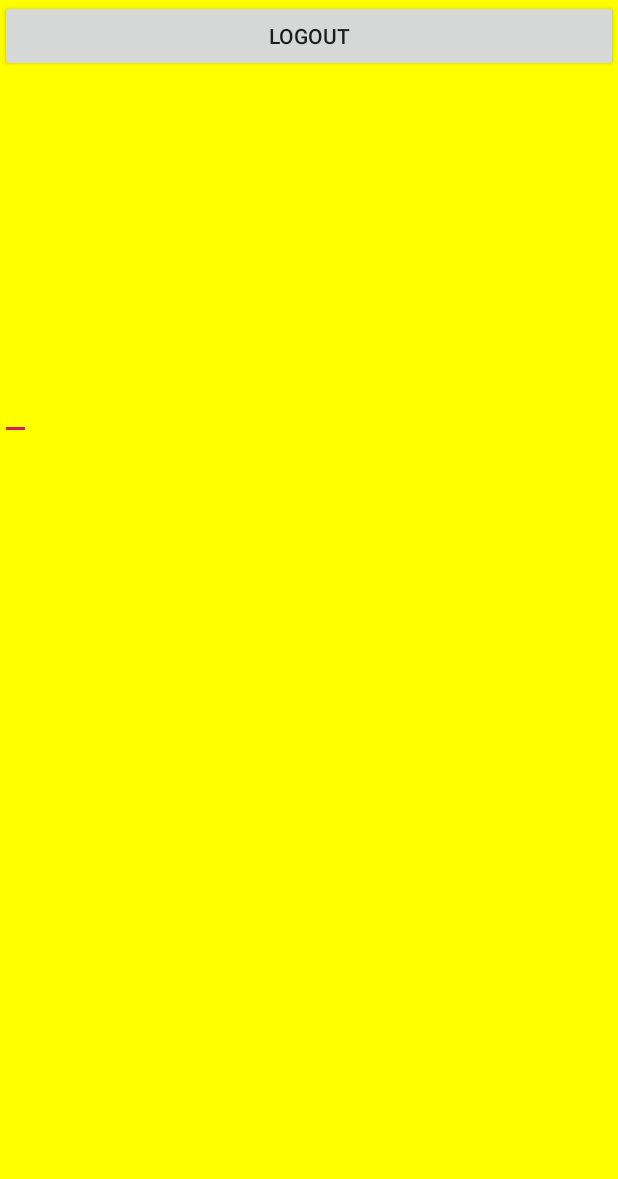
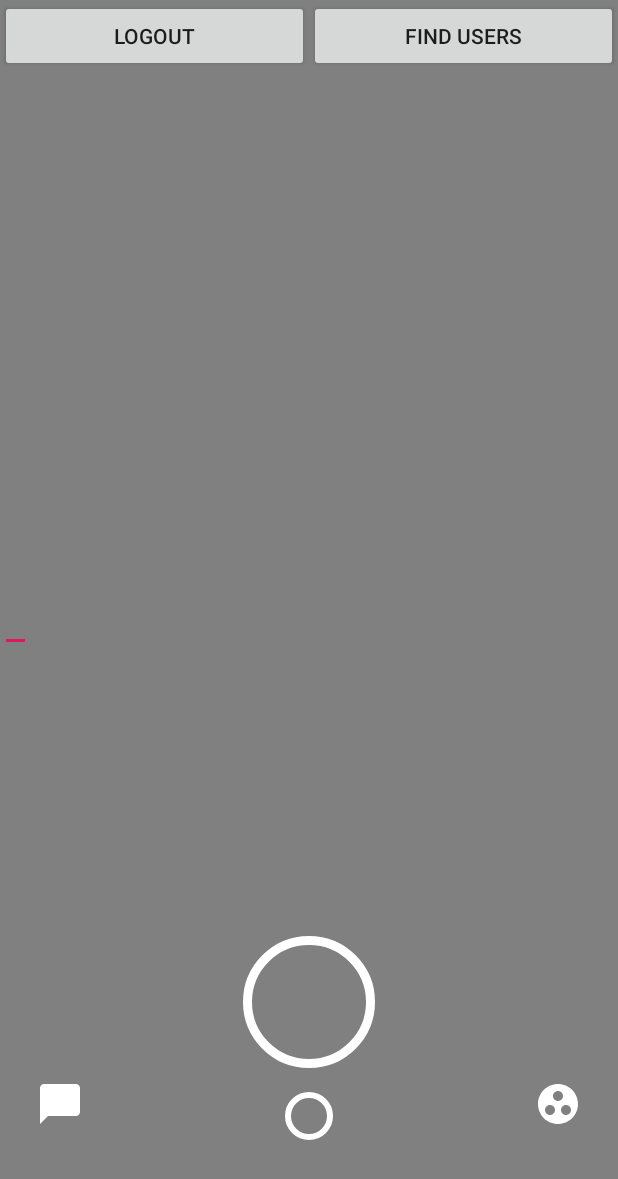
Before and after one commit to RohitJain88/SnapSongs, an Android app: the screen it shows after launch once a user with an empty profile is signed in (MainActivity), on a phone screen of 412 x 824 dp. Shown: the top 1179 px of the screen. Run offline under Robolectric (Android 15) with nearby library versions, the phone set to English and light mode, and no system bars; our stand-ins replace Firebase (no records; nobody signed in at launch, a user with empty details on screens opened directly).

Commit message:
Designed layout UI

```diff
--- a/app/build.gradle
+++ b/app/build.gradle
@@ -24,6 +24,7 @@ dependencies {
     implementation fileTree(include: ['*.jar'], dir: 'libs')
     implementation 'com.android.support:appcompat-v7:27.1.1'
     implementation 'com.android.support.constraint:constraint-layout:1.1.3'
+    implementation "com.android.support:design:27.1.1"
     testImplementation 'junit:junit:4.12'
     androidTestImplementation 'com.android.support.test:runner:1.0.2'
     androidTestImplementation 'com.android.support.test.espresso:espresso-core:3.0.2'
--- a/app/src/main/java/com/example/snapchat/MainActivity.java
+++ b/app/src/main/java/com/example/snapchat/MainActivity.java
@@ -1,5 +1,6 @@
 package com.example.snapchat;
 
+import android.support.design.widget.TabLayout;
 import android.support.v4.app.Fragment;
 import android.support.v4.app.FragmentManager;
 import android.support.v4.app.FragmentPagerAdapter;
@@ -9,28 +10,40 @@ import android.support.v7.app.AppCompatActivity;
 import android.os.Bundle;
 import android.view.View;
 
+import com.example.snapchat.view.SnapTabsView;
+
 public class MainActivity extends AppCompatActivity {
     FragmentPagerAdapter adapterViewPager;
+
     @Override
     protected void onCreate(Bundle savedInstanceState) {
         super.onCreate(savedInstanceState);
         setContentView(R.layout.activity_main);
-final View background=findViewById(R.id.background_view);
-        ViewPager viewPager=findViewById(R.id.viewPager);
-adapterViewPager=new MyPagerAdapter(getSupportFragmentManager());
+
+        final View background = findViewById(R.id.background_view);
+        ViewPager viewPager = findViewById(R.id.viewPager);
+        adapterViewPager = new MyPagerAdapter(getSupportFragmentManager());
         viewPager.setAdapter(adapterViewPager);
 
-final int colorBlue= ContextCompat.getColor(this,R.color.lightblue);
-final int colorPurple=ContextCompat.getColor(this,R.color.purple);
+        SnapTabsView snapTabsView=findViewById(R.id.snap_tabs);
+        snapTabsView.setUpWithViewPager(viewPager);
+
+        viewPager.setCurrentItem(1);
+
+
+        final int colorBlue = ContextCompat.getColor(this, R.color.lightblue);
+        final int colorPurple = ContextCompat.getColor(this, R.color.purple);
+
+        //TabLayout tabLayout=(TabLayout) findViewById(R.id.am_tab_layout);
+       // tabLayout.setupWithViewPager(viewPager);
 
         viewPager.addOnPageChangeListener(new ViewPager.OnPageChangeListener() {
             @Override
             public void onPageScrolled(int position, float positionOffset, int positionOffsetPixels) {
-        if(position==0){
+                if (position == 0) {
                     background.setBackgroundColor(colorBlue);
-            background.setAlpha(1-positionOffset);
-        }
-        else if(position==1){
+                    background.setAlpha(1 - positionOffset);
+                } else if (position == 1) {
                     background.setBackgroundColor(colorPurple);
                     background.setAlpha(positionOffset);
                 }
@@ -48,6 +61,7 @@ viewPager.addOnPageChangeListener(new ViewPager.OnPageChangeListener() {
         });
         viewPager.setCurrentItem(1);
     }
+
     public static class MyPagerAdapter extends FragmentPagerAdapter {
 
         public MyPagerAdapter(FragmentManager fm) {
@@ -66,6 +80,18 @@ viewPager.setCurrentItem(1);
 
             }
             return null;
+
+/*public CharSequence getPageTitle(int position){
+            switch (position){
+                case 0:
+                    return "Chat";
+                case 1:
+                    return "Search";
+                case 2:
+                    return "Stories";
+
+            }
+            return super.getPageTitle(position);*/
         }
 
         @Override
--- a/app/src/main/java/com/example/snapchat/MusicFragment.java
+++ b/app/src/main/java/com/example/snapchat/MusicFragment.java
@@ -44,6 +44,7 @@ public class MusicFragment extends Fragment {
         v.setMovementMethod(LinkMovementMethod.getInstance());
 
         Button mlogout = view.findViewById(R.id.logout);
+        Button mFindUsers = view.findViewById(R.id.findsUsers);
 //        Button mCapture= view.findViewById(R.id.capture);
         mlogout.setOnClickListener(new View.OnClickListener() {
             @Override
@@ -51,8 +52,23 @@ public class MusicFragment extends Fragment {
                 Logout();
             }
         });
+        mFindUsers.setOnClickListener(new View.OnClickListener() {
+            @Override
+            public void onClick(View view) {
+                FindUsers();
+            }
+        });
+        mlogout.setOnClickListener(new View.OnClickListener() {
+            @Override
+            public void onClick(View view) {
+                Logout();
+            }
+        });
+        return view;
+    }
 
-        return view;
+    private void FindUsers() {
+
     }
 
 
--- /dev/null
+++ b/app/src/main/java/com/example/snapchat/view/SnapTabsView.java
@@ -0,0 +1,156 @@
+package com.example.snapchat.view;
+
+import android.animation.ArgbEvaluator;
+import android.content.Context;
+import android.support.annotation.NonNull;
+import android.support.annotation.Nullable;
+import android.support.v4.content.ContextCompat;
+import android.support.v4.view.LayoutInflaterCompat;
+import android.support.v4.view.ViewPager;
+import android.util.AttributeSet;
+import android.util.TypedValue;
+import android.view.LayoutInflater;
+import android.view.View;
+import android.view.ViewTreeObserver;
+import android.widget.FrameLayout;
+import android.widget.ImageView;
+
+import com.example.snapchat.R;
+
+public class SnapTabsView extends FrameLayout implements ViewPager.OnPageChangeListener {
+
+    private ImageView mCenterImage;
+    private ImageView mStartImage;
+    private ImageView mEndImage;
+    private ImageView mBottomImage;
+    private View mIndicator;
+    private ArgbEvaluator mArgbEvaluator;
+    private int mCenterColor;
+    private int mSideColor;
+
+    private int mEndViewsTranslationX;
+    private int mIndicatorTranslationX;
+    private int mCenterTranslationY;
+
+
+    public SnapTabsView(@NonNull Context context) {
+        this(context,null);
+    }
+
+    public SnapTabsView(@NonNull Context context, @Nullable AttributeSet attrs) {
+        this(context,attrs,0);
+    }
+
+    public SnapTabsView(@NonNull Context context, @Nullable AttributeSet attrs, int defStyleAttr) {
+        super(context, attrs,defStyleAttr);
+        init();
+    }
+    public void setUpWithViewPager(final ViewPager viewPager){
+        viewPager.addOnPageChangeListener(this);
+        mStartImage.setOnClickListener(new OnClickListener() {
+            @Override
+            public void onClick(View v) {
+                if(viewPager.getCurrentItem()!=0)
+                    viewPager.setCurrentItem(0);
+            }
+        });
+        mEndImage.setOnClickListener(new OnClickListener() {
+            @Override
+            public void onClick(View v) {
+                if(viewPager.getCurrentItem()!=2)
+                    viewPager.setCurrentItem(2);
+            }
+        });
+        mCenterImage.setOnClickListener(new OnClickListener() {
+            @Override
+            public void onClick(View v) {
+                if(viewPager.getCurrentItem()!=1)
+                    viewPager.setCurrentItem(1);
+            }
+        });
+    }
+    private void init(){
+        LayoutInflater.from(getContext()).inflate(R.layout.view_snap_tabs,this,true);
+        mCenterImage=(ImageView)findViewById(R.id.vst_center_image);
+        mStartImage=(ImageView)findViewById(R.id.vst_start_image);
+        mEndImage=(ImageView)findViewById(R.id.vst_end_image);
+        mBottomImage=(ImageView)findViewById(R.id.vst_bottom_image);
+        mIndicator=findViewById(R.id.vst_indicator);
+        mArgbEvaluator=new ArgbEvaluator();
+
+        mCenterColor= ContextCompat.getColor(getContext(),R.color.white);
+        mSideColor=ContextCompat.getColor(getContext(),R.color.darkgray);
+
+        mIndicatorTranslationX= (int) TypedValue.applyDimension(TypedValue.COMPLEX_UNIT_DIP,80,getResources().getDisplayMetrics());
+
+        mBottomImage.getViewTreeObserver().addOnGlobalLayoutListener(new ViewTreeObserver.OnGlobalLayoutListener() {
+            @Override
+            public void onGlobalLayout() {
+                mEndViewsTranslationX = (int) ((mBottomImage.getX()-mStartImage.getX()) - mIndicatorTranslationX);
+                mBottomImage.getViewTreeObserver().removeOnGlobalLayoutListener(this);
+                mCenterTranslationY=getHeight()-mBottomImage.getBottom();
+
+            }
+        });
+
+
+
+    }
+
+
+    @Override
+    public void onPageScrolled(int position, float positionOffset, int positionOffsetPixels) {
+        if(position==0){
+            setColor(1-positionOffset);
+            moveViews(1-positionOffset);
+
+            moveAndScaleCenter(1-positionOffset);
+            mIndicator.setTranslationX((positionOffset-1)*mIndicatorTranslationX);
+        }
+        else if(position==1){
+            setColor(positionOffset);
+            moveViews(positionOffset);
+
+            moveAndScaleCenter(positionOffset);
+            mIndicator.setTranslationX(positionOffset*mIndicatorTranslationX);
+        }
+
+    }
+
+    @Override
+    public void onPageSelected(int position) {
+
+    }
+
+    @Override
+    public void onPageScrollStateChanged(int state) {
+
+
+    }
+    private void moveAndScaleCenter(float fractionFromCenter){
+
+        float scale=.7f+((1-fractionFromCenter)*.3f);
+
+    mCenterImage.setScaleX(scale);
+    mCenterImage.setScaleY(scale);
+    int translation= (int) (fractionFromCenter*mCenterTranslationY);
+
+    mCenterImage.setTranslationY(translation);
+    mBottomImage.setTranslationY(translation);
+    mBottomImage.setAlpha(1-fractionFromCenter);
+    }
+    private void moveViews(float fractionFromCenter) {
+        mStartImage.setTranslationX(fractionFromCenter * mEndViewsTranslationX);
+        mEndImage.setTranslationX(-fractionFromCenter * mEndViewsTranslationX);
+        mIndicator.setAlpha(fractionFromCenter);
+        mIndicator.setScaleX(fractionFromCenter);
+    }
+    private void setColor(float fractionFromCenter){
+    int color=(int) mArgbEvaluator.evaluate(fractionFromCenter,mCenterColor,mSideColor);
+
+    mCenterImage.setColorFilter(color);
+    mStartImage.setColorFilter(color);
+    mEndImage.setColorFilter(color);
+    }
+
+}
--- /dev/null
+++ b/app/src/main/res/drawable/ic_chat_bubble_24dp.xml
@@ -0,0 +1,9 @@
+<vector xmlns:android="http://schemas.android.com/apk/res/android"
+        android:width="24dp"
+        android:height="24dp"
+        android:viewportWidth="24.0"
+        android:viewportHeight="24.0">
+    <path
+        android:fillColor="#FAF9F9"
+        android:pathData="M20,2H4c-1.1,0 -2,0.9 -2,2v18l4,-4h14c1.1,0 2,-0.9 2,-2V4c0,-1.1 -0.9,-2 -2,-2z"/>
+</vector>
--- /dev/null
+++ b/app/src/main/res/drawable/ic_group_work_24dp.xml
@@ -0,0 +1,9 @@
+<vector xmlns:android="http://schemas.android.com/apk/res/android"
+        android:width="24dp"
+        android:height="24dp"
+        android:viewportWidth="24.0"
+        android:viewportHeight="24.0">
+    <path
+        android:fillColor="#FFFEFE"
+        android:pathData="M12,2C6.48,2 2,6.48 2,12s4.48,10 10,10 10,-4.48 10,-10S17.52,2 12,2zM8,17.5c-1.38,0 -2.5,-1.12 -2.5,-2.5s1.12,-2.5 2.5,-2.5 2.5,1.12 2.5,2.5 -1.12,2.5 -2.5,2.5zM9.5,8c0,-1.38 1.12,-2.5 2.5,-2.5s2.5,1.12 2.5,2.5 -1.12,2.5 -2.5,2.5S9.5,9.38 9.5,8zM16,17.5c-1.38,0 -2.5,-1.12 -2.5,-2.5s1.12,-2.5 2.5,-2.5 2.5,1.12 2.5,2.5 -1.12,2.5 -2.5,2.5z"/>
+</vector>
--- /dev/null
+++ b/app/src/main/res/drawable/indicator_background.xml
@@ -0,0 +1,6 @@
+<?xml version="1.0" encoding="utf-8"?>
+<shape android:shape="rectangle"
+    xmlns:android="http://schemas.android.com/apk/res/android">
+    <corners android:radius="2dp"/>
+    <solid android:color="@color/darkgray"/>
+</shape>
--- /dev/null
+++ b/app/src/main/res/drawable/large_circle.xml
@@ -0,0 +1,6 @@
+<?xml version="1.0" encoding="utf-8"?>
+<shape android:shape="oval"
+    xmlns:android="http://schemas.android.com/apk/res/android">
+    <stroke android:color="@color/white" android:width="6dp"/>
+    <solid android:color="@android:color/transparent"/>
+</shape>
--- /dev/null
+++ b/app/src/main/res/drawable/small_circle.xml
@@ -0,0 +1,5 @@
+<?xml version="1.0" encoding="utf-8"?>
+<shape android:shape="oval"
+    xmlns:android="http://schemas.android.com/apk/res/android">
+    <stroke android:color="@color/white" android:width="4dp"/>
+</shape>
--- a/app/src/main/res/layout/activity_main.xml
+++ b/app/src/main/res/layout/activity_main.xml
@@ -1,10 +1,12 @@
 <?xml version="1.0" encoding="utf-8"?>
-<android.support.constraint.ConstraintLayout xmlns:android="http://schemas.android.com/apk/res/android"
+<RelativeLayout xmlns:android="http://schemas.android.com/apk/res/android"
     xmlns:app="http://schemas.android.com/apk/res-auto"
     xmlns:tools="http://schemas.android.com/tools"
     android:layout_width="match_parent"
     android:layout_height="match_parent"
-    tools:context=".MainActivity">
+    tools:context=".MainActivity"
+    android:background="@color/black">
+
 <View
     android:layout_width="match_parent"
     android:layout_height="match_parent"
@@ -13,9 +15,21 @@
     android:alpha=".5"/>
 
     <android.support.v4.view.ViewPager
+        android:id="@+id/viewPager"
         android:layout_width="match_parent"
         android:layout_height="match_parent"
-        android:id="@+id/viewPager">
-    </android.support.v4.view.ViewPager>
+        android:layout_alignBottom="@+id/background_view"
+        android:layout_marginBottom="0dp" />
 
-</android.support.constraint.ConstraintLayout>
+
+    <com.example.snapchat.view.SnapTabsView
+        android:id="@+id/snap_tabs"
+        android:layout_width="match_parent"
+        android:layout_height="wrap_content"
+        android:layout_alignParentBottom="true"
+        android:layout_marginBottom="16dp" />
+
+
+
+
+</RelativeLayout>
--- a/app/src/main/res/layout/fragment_music.xml
+++ b/app/src/main/res/layout/fragment_music.xml
@@ -3,20 +3,31 @@
     xmlns:android="http://schemas.android.com/apk/res/android"
     android:layout_width="fill_parent"
     android:layout_height="wrap_content"
-    android:background="@color/yellow">
+    android:background="@color/gray">
 
-
+<LinearLayout
+    android:layout_width="match_parent"
+    android:layout_height="wrap_content"
+    android:orientation="horizontal">
     <Button
-        android:layout_width="match_parent"
+        android:layout_weight="1"
+        android:layout_width="0dp"
         android:layout_height="wrap_content"
         android:text="Logout"
         android:id="@+id/logout"/>
 
+    <Button
+        android:layout_weight="1"
+        android:layout_width="0dp"
+        android:layout_height="wrap_content"
+        android:text="Find Users"
+        android:id="@+id/findsUsers"/>
+    </LinearLayout>
     <EditText
         android:id="@+id/EnterSong"
         android:layout_width="wrap_content"
         android:layout_height="wrap_content"
-        android:layout_below="@+id/logout"
+
         android:layout_centerVertical="true"
         android:layout_marginTop="200dp"
         android:autofillHints="@string/autofill"
--- /dev/null
+++ b/app/src/main/res/layout/view_snap_tabs.xml
@@ -0,0 +1,56 @@
+<?xml version="1.0" encoding="utf-8"?>
+<FrameLayout xmlns:android="http://schemas.android.com/apk/res/android"
+    android:layout_width="match_parent"
+    android:layout_height="184dp"
+    xmlns:tools="http://schemas.android.com/tools"
+    tools:layout_gravity="bottom"
+    tools:background="@color/mediumpurple"
+    >
+    <ImageView
+        android:id="@+id/vst_center_image"
+        android:layout_width="88dp"
+        android:layout_height="88dp"
+        android:layout_gravity="center|bottom"
+        android:src="@drawable/large_circle"
+
+        android:layout_marginBottom="96dp"
+
+        />
+    <ImageView
+        android:id="@+id/vst_start_image"
+        android:layout_width="32dp"
+        android:layout_height="32dp"
+        android:layout_marginBottom="56dp"
+        android:layout_gravity="start|bottom"
+        android:layout_marginStart="24dp"
+        android:src="@drawable/ic_chat_bubble_24dp"
+        />
+
+    <ImageView
+        android:id="@+id/vst_end_image"
+        android:layout_width="32dp"
+        android:layout_height="32dp"
+        android:layout_marginBottom="56dp"
+        android:layout_gravity="end|bottom"
+        android:layout_marginEnd="24dp"
+        android:src="@drawable/ic_group_work_24dp"/>
+
+    <ImageView
+        android:id="@+id/vst_bottom_image"
+        android:layout_width="32dp"
+        android:layout_height="32dp"
+        android:layout_marginBottom="48dp"
+        android:layout_gravity="center|bottom"
+        android:src="@drawable/small_circle"
+        />
+    <View
+        android:id="@+id/vst_indicator"
+        android:layout_width="48dp"
+        android:layout_height="4dp"
+        android:layout_gravity="bottom|center"
+        android:layout_marginBottom="44dp"
+        android:background="@drawable/indicator_background"
+        />
+
+
+</FrameLayout>
```
Lines whose indentation alone changed are shown as unchanged.
